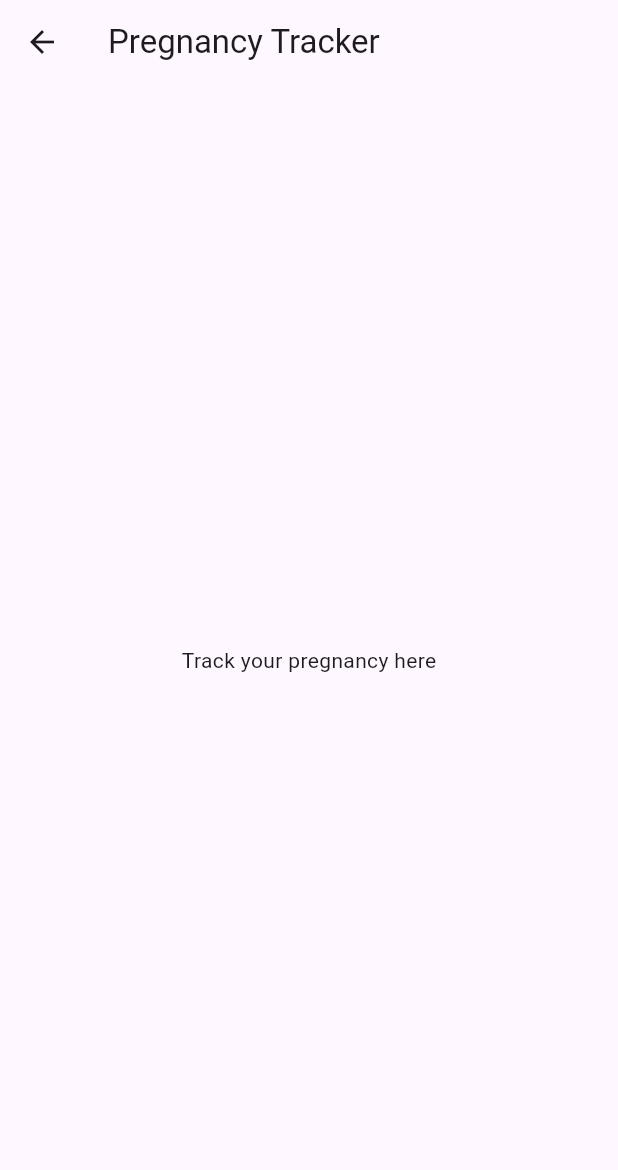
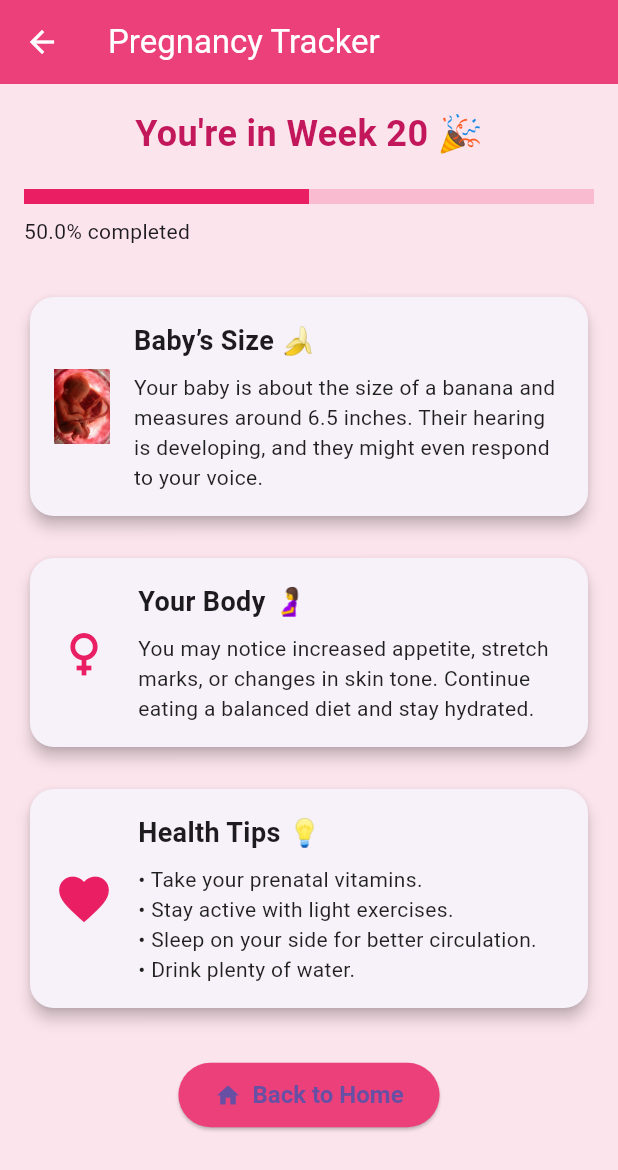
Before and after one commit to Lisawil2/new-pregnant-v2, a Flutter app: the TrackerScreen screen opened by its route, on a phone screen of 412 x 824 dp. Shown: the top 1170 px of the screen. Run offline on Flutter 3.47's test engine with Material 3 defaults, Android fonts, the phone set to English and light mode, and no system bars.

Commit message:
first commit

```diff
--- a/lib/screens/tracker_screen.dart
+++ b/lib/screens/tracker_screen.dart
@@ -1,11 +1,138 @@
 import 'package:flutter/material.dart';
 
 class TrackerScreen extends StatelessWidget {
+  const TrackerScreen({super.key});
+
+  // Let's assume total pregnancy weeks = 40
+  final int currentWeek = 20;
+
   @override
   Widget build(BuildContext context) {
+    double progress = currentWeek / 40;
+
     return Scaffold(
-      appBar: AppBar(title: Text('Pregnancy Tracker')),
-      body: Center(child: Text('Track your pregnancy here')),
+      backgroundColor: Colors.pink.shade50,
+      appBar: AppBar(
+        title: const Text(
+          "Pregnancy Tracker",
+          style: TextStyle(color: Colors.white),
+        ),
+        backgroundColor: Colors.pink.shade400,
+        iconTheme: const IconThemeData(color: Colors.white),
+      ),
+      body: SingleChildScrollView(
+        padding: const EdgeInsets.all(16),
+        child: Column(
+          crossAxisAlignment: CrossAxisAlignment.start,
+          children: [
+            // Pregnancy Week Info
+            Center(
+              child: Text(
+                "You're in Week $currentWeek 🎉",
+                style: TextStyle(
+                    fontSize: 24,
+                    fontWeight: FontWeight.bold,
+                    color: Colors.pink.shade700),
+              ),
+            ),
+            const SizedBox(height: 20),
+
+            // Progress bar
+            LinearProgressIndicator(
+              value: progress,
+              backgroundColor: Colors.pink.shade100,
+              valueColor: AlwaysStoppedAnimation<Color>(Colors.pink),
+              minHeight: 10,
+            ),
+            const SizedBox(height: 8),
+            Text("${(progress * 100).toStringAsFixed(1)}% completed",
+                textAlign: TextAlign.center),
+
+            const SizedBox(height: 30),
+
+            // Baby Size Info
+            _buildCard(
+              title: "Baby’s Size 🍌",
+              content: "Your baby is about the size of a banana and measures around 6.5 inches. Their hearing is developing, and they might even respond to your voice.",
+              image: 'assets/images/baby1.jpg',
+            ),
+
+            const SizedBox(height: 20),
+
+            // Mom’s Body Changes
+            _buildCard(
+              title: "Your Body 🤰",
+              content: "You may notice increased appetite, stretch marks, or changes in skin tone. Continue eating a balanced diet and stay hydrated.",
+              icon: Icons.female,
+            ),
+
+            const SizedBox(height: 20),
+
+            // Health Tips
+            _buildCard(
+              title: "Health Tips 💡",
+              content: "• Take your prenatal vitamins.\n• Stay active with light exercises.\n• Sleep on your side for better circulation.\n• Drink plenty of water.",
+              icon: Icons.favorite,
+            ),
+
+            const SizedBox(height: 30),
+
+            // Back to Home Button
+            Center(
+              child: ElevatedButton.icon(
+                onPressed: () {
+                  Navigator.pop(context); // returns to previous screen (e.g., home)
+                },
+                icon: const Icon(Icons.home),
+                label: const Text("Back to Home"),
+                style: ElevatedButton.styleFrom(
+                  backgroundColor: Colors.pink.shade400,
+                  padding: const EdgeInsets.symmetric(horizontal: 24, vertical: 12),
+                  textStyle:
+                      const TextStyle(fontSize: 16, fontWeight: FontWeight.bold),
+                ),
+              ),
+            )
+          ],
+        ),
+      ),
+    );
+  }
+
+  Widget _buildCard({
+    required String title,
+    required String content,
+    IconData? icon,
+    String? image,
+  }) {
+    return Card(
+      elevation: 4,
+      shape: RoundedRectangleBorder(borderRadius: BorderRadius.circular(16)),
+      child: Padding(
+        padding: const EdgeInsets.all(16),
+        child: Row(
+          children: [
+            if (icon != null)
+              Icon(icon, color: Colors.pink, size: 40)
+            else if (image != null)
+              Image.asset(image, height: 50),
+            const SizedBox(width: 16),
+            Expanded(
+              child: Column(
+                crossAxisAlignment: CrossAxisAlignment.start,
+                children: [
+                  Text(title,
+                      style:
+                          const TextStyle(fontSize: 18, fontWeight: FontWeight.bold)),
+                  const SizedBox(height: 8),
+                  Text(content,
+                      style: const TextStyle(fontSize: 14, color: Colors.black87)),
+                ],
+              ),
+            )
+          ],
+        ),
+      ),
     );
   }
 }
```
Also changed, not shown: lib/screens/home_screen.dart (+72 -79 lines).
